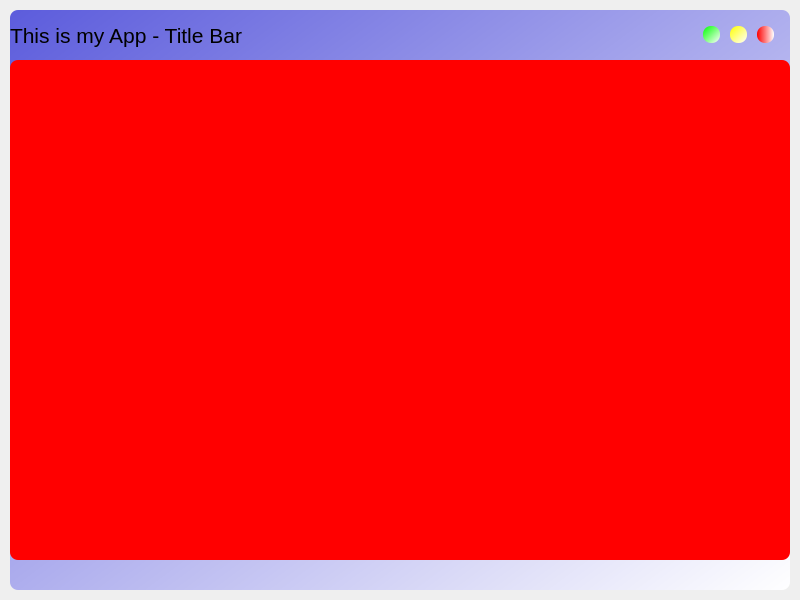
The window that Custom_title_bar/ui_main.ui (truongcao98/Qt_designer) describes before a commit, drawn with Qt 5.
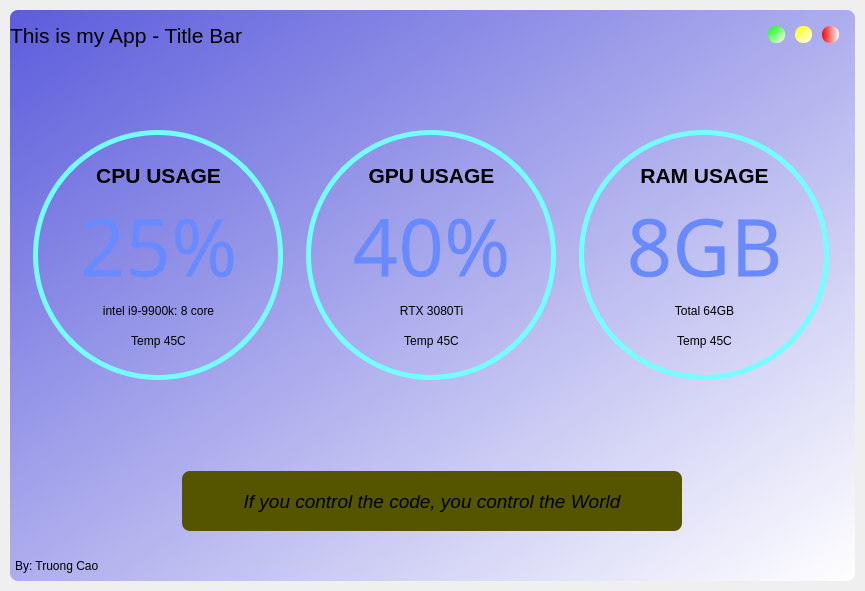
The same window after the commit. The open tabs and pages were chosen to show the change.

Commit message: finish design

What changed in the file:
```diff
--- a/Custom_title_bar/ui_main.ui
+++ b/Custom_title_bar/ui_main.ui
@@ -6,8 +6,8 @@
    <rect>
     <x>0</x>
     <y>0</y>
-    <width>800</width>
-    <height>600</height>
+    <width>865</width>
+    <height>591</height>
    </rect>
   </property>
   <property name="windowTitle">
@@ -119,6 +119,12 @@
              </property>
              <item>
               <widget class="QLabel" name="label_title">
+               <property name="minimumSize">
+                <size>
+                 <width>0</width>
+                 <height>50</height>
+                </size>
+               </property>
                <property name="font">
                 <font>
                  <pointsize>16</pointsize>
@@ -239,7 +245,7 @@
        <item>
         <widget class="QFrame" name="content_bar">
          <property name="styleSheet">
-          <string notr="true">background-color: red;</string>
+          <string notr="true">background-color: none;</string>
          </property>
          <property name="frameShape">
           <enum>QFrame::StyledPanel</enum>
@@ -247,10 +253,539 @@
          <property name="frameShadow">
           <enum>QFrame::Raised</enum>
          </property>
+         <layout class="QVBoxLayout" name="verticalLayout_2">
+          <property name="spacing">
+           <number>0</number>
+          </property>
+          <property name="leftMargin">
+           <number>0</number>
+          </property>
+          <property name="topMargin">
+           <number>0</number>
+          </property>
+          <property name="rightMargin">
+           <number>0</number>
+          </property>
+          <property name="bottomMargin">
+           <number>0</number>
+          </property>
+          <item>
+           <widget class="QStackedWidget" name="stackedWidget">
+            <property name="styleSheet">
+             <string notr="true">background-color:none;</string>
+            </property>
+            <property name="currentIndex">
+             <number>1</number>
+            </property>
+            <widget class="QWidget" name="page_home">
+             <property name="styleSheet">
+              <string notr="true">background-color: none;</string>
+             </property>
+             <layout class="QHBoxLayout" name="horizontalLayout_5">
+              <property name="spacing">
+               <number>0</number>
+              </property>
+              <property name="leftMargin">
+               <number>0</number>
+              </property>
+              <property name="topMargin">
+               <number>0</number>
+              </property>
+              <property name="rightMargin">
+               <number>0</number>
+              </property>
+              <property name="bottomMargin">
+               <number>0</number>
+              </property>
+              <item>
+               <widget class="QFrame" name="frame_content_home">
+                <property name="frameShape">
+                 <enum>QFrame::StyledPanel</enum>
+                </property>
+                <property name="frameShadow">
+                 <enum>QFrame::Raised</enum>
+                </property>
+                <layout class="QVBoxLayout" name="verticalLayout_3">
+                 <property name="spacing">
+                  <number>0</number>
+                 </property>
+                 <property name="leftMargin">
+                  <number>0</number>
+                 </property>
+                 <property name="topMargin">
+                  <number>0</number>
+                 </property>
+                 <property name="rightMargin">
+                  <number>0</number>
+                 </property>
+                 <property name="bottomMargin">
+                  <number>0</number>
+                 </property>
+                 <item>
+                  <widget class="QFrame" name="frame">
+                   <property name="styleSheet">
+                    <string notr="true">background-color: none;</string>
+                   </property>
+                   <property name="frameShape">
+                    <enum>QFrame::StyledPanel</enum>
+                   </property>
+                   <property name="frameShadow">
+                    <enum>QFrame::Raised</enum>
+                   </property>
+                   <layout class="QHBoxLayout" name="horizontalLayout_6">
+                    <property name="spacing">
+                     <number>0</number>
+                    </property>
+                    <property name="leftMargin">
+                     <number>0</number>
+                    </property>
+                    <property name="topMargin">
+                     <number>0</number>
+                    </property>
+                    <property name="rightMargin">
+                     <number>0</number>
+                    </property>
+                    <property name="bottomMargin">
+                     <number>0</number>
+                    </property>
+                    <item>
+                     <widget class="QFrame" name="frame_circle_3">
+                      <property name="minimumSize">
+                       <size>
+                        <width>250</width>
+                        <height>250</height>
+                       </size>
+                      </property>
+                      <property name="maximumSize">
+                       <size>
+                        <width>250</width>
+                        <height>250</height>
+                       </size>
+                      </property>
+                      <property name="styleSheet">
+                       <string notr="true">QFrame {
+	border: 5px solid rgb(116, 255, 255);
+	border-radius: 125px
+}
+
+QFrame:hover {
+	border: 5px solid rgb(0, 94, 94)
+}</string>
+                      </property>
+                      <property name="frameShape">
+                       <enum>QFrame::StyledPanel</enum>
+                      </property>
+                      <property name="frameShadow">
+                       <enum>QFrame::Raised</enum>
+                      </property>
+                      <widget class="QLabel" name="label_17">
+                       <property name="geometry">
+                        <rect>
+                         <x>60</x>
+                         <y>30</y>
+                         <width>131</width>
+                         <height>31</height>
+                        </rect>
+                       </property>
+                       <property name="font">
+                        <font>
+                         <pointsize>16</pointsize>
+                         <weight>75</weight>
+                         <italic>false</italic>
+                         <bold>true</bold>
+                        </font>
+                       </property>
+                       <property name="styleSheet">
+                        <string notr="true">border:none;</string>
+                       </property>
+                       <property name="text">
+                        <string>CPU USAGE</string>
+                       </property>
+                       <property name="alignment">
+                        <set>Qt::AlignCenter</set>
+                       </property>
+                      </widget>
+                      <widget class="QLabel" name="label_18">
+                       <property name="geometry">
+                        <rect>
+                         <x>40</x>
+                         <y>70</y>
+                         <width>171</width>
+                         <height>91</height>
+                        </rect>
+                       </property>
+                       <property name="font">
+                        <font>
+                         <family>MV Boli</family>
+                         <pointsize>60</pointsize>
+                        </font>
+                       </property>
+                       <property name="styleSheet">
+                        <string notr="true">border:none;
+color: rgb(105, 138, 255);</string>
+                       </property>
+                       <property name="text">
+                        <string>25%</string>
+                       </property>
+                       <property name="alignment">
+                        <set>Qt::AlignCenter</set>
+                       </property>
+                      </widget>
+                      <widget class="QLabel" name="label_19">
+                       <property name="geometry">
+                        <rect>
+                         <x>70</x>
+                         <y>170</y>
+                         <width>111</width>
+                         <height>21</height>
+                        </rect>
+                       </property>
+                       <property name="styleSheet">
+                        <string notr="true">border:none;</string>
+                       </property>
+                       <property name="text">
+                        <string>intel i9-9900k: 8 core</string>
+                       </property>
+                       <property name="alignment">
+                        <set>Qt::AlignCenter</set>
+                       </property>
+                      </widget>
+                      <widget class="QLabel" name="label_20">
+                       <property name="geometry">
+                        <rect>
+                         <x>70</x>
+                         <y>200</y>
+                         <width>111</width>
+                         <height>21</height>
+                        </rect>
+                       </property>
+                       <property name="styleSheet">
+                        <string notr="true">border:none;</string>
+                       </property>
+                       <property name="text">
+                        <string>Temp 45C</string>
+                       </property>
+                       <property name="alignment">
+                        <set>Qt::AlignCenter</set>
+                       </property>
+                      </widget>
+                     </widget>
+                    </item>
+                    <item>
+                     <widget class="QFrame" name="frame_circle_1">
+                      <property name="minimumSize">
+                       <size>
+                        <width>250</width>
+                        <height>250</height>
+                       </size>
+                      </property>
+                      <property name="maximumSize">
+                       <size>
+                        <width>250</width>
+                        <height>250</height>
+                       </size>
+                      </property>
+                      <property name="styleSheet">
+                       <string notr="true">QFrame {
+	border: 5px solid rgb(116, 255, 255);
+	border-radius: 125px
+}
+
+QFrame:hover {
+	border: 5px solid rgb(0, 94, 94)
+}</string>
+                      </property>
+                      <property name="frameShape">
+                       <enum>QFrame::StyledPanel</enum>
+                      </property>
+                      <property name="frameShadow">
+                       <enum>QFrame::Raised</enum>
+                      </property>
+                      <widget class="QLabel" name="label">
+                       <property name="geometry">
+                        <rect>
+                         <x>60</x>
+                         <y>30</y>
+                         <width>131</width>
+                         <height>31</height>
+                        </rect>
+                       </property>
+                       <property name="font">
+                        <font>
+                         <pointsize>16</pointsize>
+                         <weight>75</weight>
+                         <italic>false</italic>
+                         <bold>true</bold>
+                        </font>
+                       </property>
+                       <property name="styleSheet">
+                        <string notr="true">border:none;</string>
+                       </property>
+                       <property name="text">
+                        <string>GPU USAGE</string>
+                       </property>
+                       <property name="alignment">
+                        <set>Qt::AlignCenter</set>
+                       </property>
+                      </widget>
+                      <widget class="QLabel" name="label_2">
+                       <property name="geometry">
+                        <rect>
+                         <x>40</x>
+                         <y>70</y>
+                         <width>171</width>
+                         <height>91</height>
+                        </rect>
+                       </property>
+                       <property name="font">
+                        <font>
+                         <family>MV Boli</family>
+                         <pointsize>60</pointsize>
+                        </font>
+                       </property>
+                       <property name="styleSheet">
+                        <string notr="true">border:none;
+color: rgb(105, 138, 255);</string>
+                       </property>
+                       <property name="text">
+                        <string>40%</string>
+                       </property>
+                       <property name="alignment">
+                        <set>Qt::AlignCenter</set>
+                       </property>
+                      </widget>
+                      <widget class="QLabel" name="label_3">
+                       <property name="geometry">
+                        <rect>
+                         <x>70</x>
+                         <y>170</y>
+                         <width>111</width>
+                         <height>21</height>
+                        </rect>
+                       </property>
+                       <property name="styleSheet">
+                        <string notr="true">border:none;</string>
+                       </property>
+                       <property name="text">
+                        <string>RTX 3080Ti</string>
+                       </property>
+                       <property name="alignment">
+                        <set>Qt::AlignCenter</set>
+                       </property>
+                      </widget>
+                      <widget class="QLabel" name="label_4">
+                       <property name="geometry">
+                        <rect>
+                         <x>70</x>
+                         <y>200</y>
+                         <width>111</width>
+                         <height>21</height>
+                        </rect>
+                       </property>
+                       <property name="styleSheet">
+                        <string notr="true">border:none;</string>
+                       </property>
+                       <property name="text">
+                        <string>Temp 45C</string>
+                       </property>
+                       <property name="alignment">
+                        <set>Qt::AlignCenter</set>
+                       </property>
+                      </widget>
+                     </widget>
+                    </item>
+                    <item>
+                     <widget class="QFrame" name="frame_circle_2">
+                      <property name="minimumSize">
+                       <size>
+                        <width>250</width>
+                        <height>250</height>
+                       </size>
+                      </property>
+                      <property name="maximumSize">
+                       <size>
+                        <width>250</width>
+                        <height>250</height>
+                       </size>
+                      </property>
+                      <property name="styleSheet">
+                       <string notr="true">QFrame {
+	border: 5px solid rgb(116, 255, 255);
+	border-radius: 125px
+}
+
+QFrame:hover {
+	border: 5px solid rgb(0, 94, 94)
+}</string>
+                      </property>
+                      <property name="frameShape">
+                       <enum>QFrame::StyledPanel</enum>
+                      </property>
+                      <property name="frameShadow">
+                       <enum>QFrame::Raised</enum>
+                      </property>
+                      <widget class="QLabel" name="label_13">
+                       <property name="geometry">
+                        <rect>
+                         <x>60</x>
+                         <y>30</y>
+                         <width>131</width>
+                         <height>31</height>
+                        </rect>
+                       </property>
+                       <property name="font">
+                        <font>
+                         <pointsize>16</pointsize>
+                         <weight>75</weight>
+                         <italic>false</italic>
+                         <bold>true</bold>
+                        </font>
+                       </property>
+                       <property name="styleSheet">
+                        <string notr="true">border:none;</string>
+                       </property>
+                       <property name="text">
+                        <string>RAM USAGE</string>
+                       </property>
+                       <property name="alignment">
+                        <set>Qt::AlignCenter</set>
+                       </property>
+                      </widget>
+                      <widget class="QLabel" name="label_14">
+                       <property name="geometry">
+                        <rect>
+                         <x>40</x>
+                         <y>70</y>
+                         <width>171</width>
+                         <height>91</height>
+                        </rect>
+                       </property>
+                       <property name="font">
+                        <font>
+                         <family>MV Boli</family>
+                         <pointsize>60</pointsize>
+                        </font>
+                       </property>
+                       <property name="styleSheet">
+                        <string notr="true">border:none;
+color: rgb(105, 138, 255);</string>
+                       </property>
+                       <property name="text">
+                        <string>8GB</string>
+                       </property>
+                       <property name="alignment">
+                        <set>Qt::AlignCenter</set>
+                       </property>
+                      </widget>
+                      <widget class="QLabel" name="label_15">
+                       <property name="geometry">
+                        <rect>
+                         <x>70</x>
+                         <y>170</y>
+                         <width>111</width>
+                         <height>21</height>
+                        </rect>
+                       </property>
+                       <property name="styleSheet">
+                        <string notr="true">border:none;</string>
+                       </property>
+                       <property name="text">
+                        <string>Total 64GB</string>
+                       </property>
+                       <property name="alignment">
+                        <set>Qt::AlignCenter</set>
+                       </property>
+                      </widget>
+                      <widget class="QLabel" name="label_16">
+                       <property name="geometry">
+                        <rect>
+                         <x>70</x>
+                         <y>200</y>
+                         <width>111</width>
+                         <height>21</height>
+                        </rect>
+                       </property>
+                       <property name="styleSheet">
+                        <string notr="true">border:none;</string>
+                       </property>
+                       <property name="text">
+                        <string>Temp 45C</string>
+                       </property>
+                       <property name="alignment">
+                        <set>Qt::AlignCenter</set>
+                       </property>
+                      </widget>
+                     </widget>
+                    </item>
+                   </layout>
+                  </widget>
+                 </item>
+                 <item>
+                  <widget class="QFrame" name="frame_title_2">
+                   <property name="maximumSize">
+                    <size>
+                     <width>16777215</width>
+                     <height>100</height>
+                    </size>
+                   </property>
+                   <property name="frameShape">
+                    <enum>QFrame::StyledPanel</enum>
+                   </property>
+                   <property name="frameShadow">
+                    <enum>QFrame::Raised</enum>
+                   </property>
+                   <layout class="QHBoxLayout" name="horizontalLayout_7">
+                    <item>
+                     <widget class="QLabel" name="label_9">
+                      <property name="maximumSize">
+                       <size>
+                        <width>500</width>
+                        <height>60</height>
+                       </size>
+                      </property>
+                      <property name="font">
+                       <font>
+                        <pointsize>14</pointsize>
+                        <italic>true</italic>
+                       </font>
+                      </property>
+                      <property name="styleSheet">
+                       <string notr="true">background-color: rgb(85, 85, 0);</string>
+                      </property>
+                      <property name="text">
+                       <string>If you control the code, you control the World</string>
+                      </property>
+                      <property name="alignment">
+                       <set>Qt::AlignCenter</set>
+                      </property>
+                     </widget>
+                    </item>
+                   </layout>
+                  </widget>
+                 </item>
+                </layout>
+               </widget>
+              </item>
+             </layout>
+            </widget>
+            <widget class="QWidget" name="page_title">
+             <property name="styleSheet">
+              <string notr="true">background-color: none;</string>
+             </property>
+            </widget>
+           </widget>
+          </item>
+         </layout>
         </widget>
        </item>
        <item>
         <widget class="QFrame" name="credits_bar">
+         <property name="minimumSize">
+          <size>
+           <width>0</width>
+           <height>30</height>
+          </size>
+         </property>
          <property name="maximumSize">
           <size>
            <width>16777215</width>
@@ -266,7 +801,30 @@
          <property name="frameShadow">
           <enum>QFrame::Raised</enum>
          </property>
-         <layout class="QHBoxLayout" name="horizontalLayout_4"/>
+         <layout class="QHBoxLayout" name="horizontalLayout_4">
+          <property name="spacing">
+           <number>0</number>
+          </property>
+          <property name="leftMargin">
+           <number>5</number>
+          </property>
+          <property name="topMargin">
+           <number>0</number>
+          </property>
+          <property name="rightMargin">
+           <number>0</number>
+          </property>
+          <property name="bottomMargin">
+           <number>0</number>
+          </property>
+          <item>
+           <widget class="QLabel" name="label_text">
+            <property name="text">
+             <string>By: Truong Cao</string>
+            </property>
+           </widget>
+          </item>
+         </layout>
         </widget>
        </item>
       </layout>
```
The commit also changes 2 other files.
